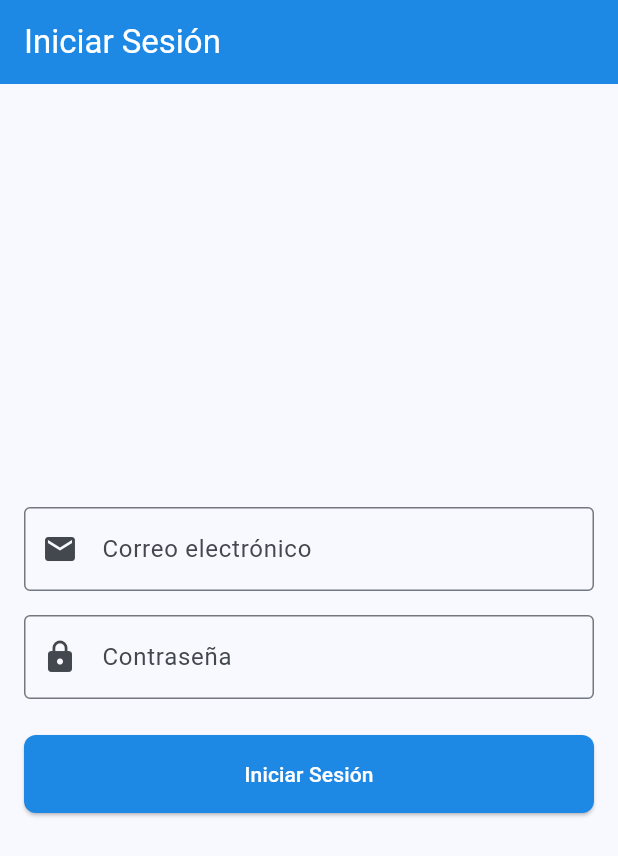
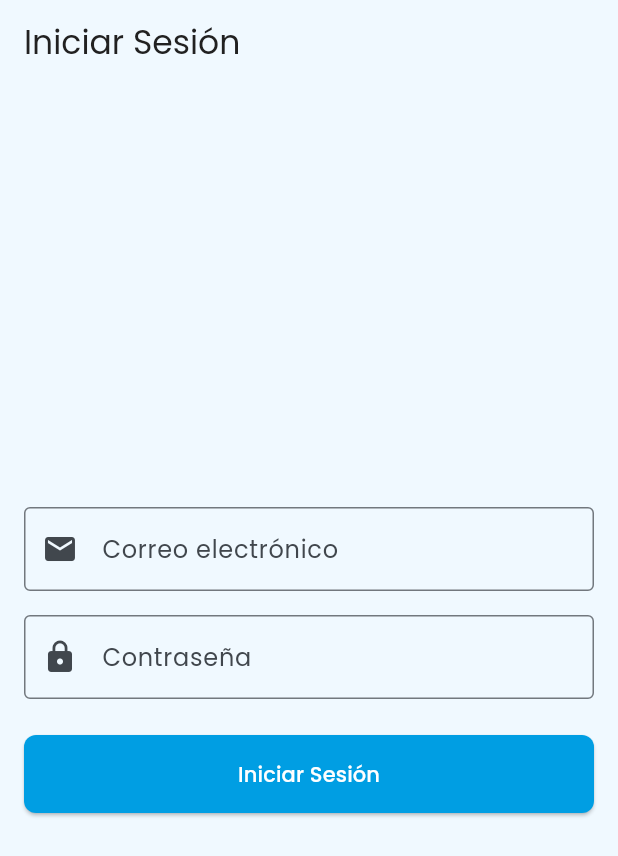
Before and after one commit to xhandlr/water-quality-monitoring, a Flutter app: the screen it shows after launch, on a phone screen of 412 x 824 dp. Shown: the top 856 px of the screen. Run offline on Flutter 3.47's test engine with Material 3 defaults, Android fonts, the phone set to English and light mode, and no system bars; our stand-ins replace fl_chart, google_fonts.

Commit message:
style: configurar nuevos colores en theme.dart

```diff
--- a/app-mobile/lib/core/config/theme.dart
+++ b/app-mobile/lib/core/config/theme.dart
@@ -1,39 +1,93 @@
 import 'package:flutter/material.dart';
+import 'package:google_fonts/google_fonts.dart';
 
 class AppColors {
   // Primary colors
-  static const Color primary = Color(0xFF1E88E5);
+  static const Color primary = Color(0xFF009EE3);
   static const Color secondary = Color(0xFF64B5F6);
 
   // Accent/tertiary
   static const Color accent = Color(0xFF42A5F5);
 
   // Background
-  static const Color background = Color(0xFF000E22);
+  static const Color background = Color(0xFFF0F9FF);
   static const Color surface = Color(0xFFFFFFFF);
+  static const Color navBarSelectedBackground = Color(0xFFEFF6FF);
 
   // Text colors
   static const Color textPrimary = Color(0xFF212121);
   static const Color textSecondary = Color(0xFF757575);
+  static const Color iconUnselected = Color(0xFF9E9E9E);
+  static const Color textWhite = Colors.white;
+
+  // General Colors
+  static const Color white = Colors.white;
+  static const Color shadow = Color(0x1A000000); // Colors.black with 0.1 opacity
 
   // Status colors
   static const Color success = Color(0xFF4CAF50);
   static const Color warning = Color(0xFFFF9800);
   static const Color error = Color(0xFFF44336);
+
+  // Dashboard Gradient
+  static const Color gradientStart = Color(0xFF172C30);
+  static const Color gradientMiddle = Color(0xFF0B1D35);
+  static const Color gradientEnd = Color(0xFF092E4B);
+
+  // Dashboard Tags
+  static const Color tagBackground = Color(0xFF224560);
+  static const Color tagBorder = Color(0xFF2E4B64);
+
+  // Sensor Status Colors
+  // Normal
+  static const Color statusNormalIcon = Color(0xFF79BF19);
+  static const Color statusNormalBg = Color(0xFFF0FDF4);
+  static const Color statusNormalBorder = Color(0xFFD5FAE2);
+  static const Color statusNormalDashboardBg = Color(0xFF113F3C);
+
+  // Warning
+  static const Color statusWarningIcon = Color(0xFFFBBF24);
+  static const Color statusWarningBg = Color(0xFFFFFBEB);
+  static const Color statusWarningBorder = Color(0xFFFDE68A);
+  static const Color statusWarningDashboardBg = Color(0xFF3A372C);
+
+  // Critical
+  static const Color statusCriticalIcon = Color(0xFFE2696C);
+  static const Color statusCriticalBg = Color(0xFFFEF2F2);
+  static const Color statusCriticalBorder = Color(0xFFFFCDD2);
+  static const Color statusCriticalDashboardBg = Color(0xFF3F1D22);
+
+  // Specific Sensor Colors
+  static const Color turbidezCritical = Color(0xFFF15858);
 }
 
 class AppTheme {
   static ThemeData lightTheme = ThemeData(
+    scaffoldBackgroundColor: AppColors.background,
+    textTheme: GoogleFonts.poppinsTextTheme(),
     colorScheme: ColorScheme.fromSeed(
       seedColor: AppColors.primary,
       brightness: Brightness.light,
+      surface: AppColors.surface,
     ),
     useMaterial3: true,
 
     // Personalizar AppBar
     appBarTheme: AppBarTheme(
-      backgroundColor: AppColors.primary,
-      foregroundColor: AppColors.surface,
+      backgroundColor: AppColors.background,
+      foregroundColor: AppColors.textPrimary,
+      elevation: 0,
+    ),
+
+    // Personalizar NavigationBar
+    bottomNavigationBarTheme: BottomNavigationBarThemeData(
+      backgroundColor: AppColors.surface,
+      selectedItemColor: AppColors.primary,
+      unselectedItemColor: AppColors.iconUnselected,
+      showSelectedLabels: false,
+      showUnselectedLabels: false,
+      type: BottomNavigationBarType.fixed,
+      elevation: 0,
     ),
 
     // Personalizar botones
```
